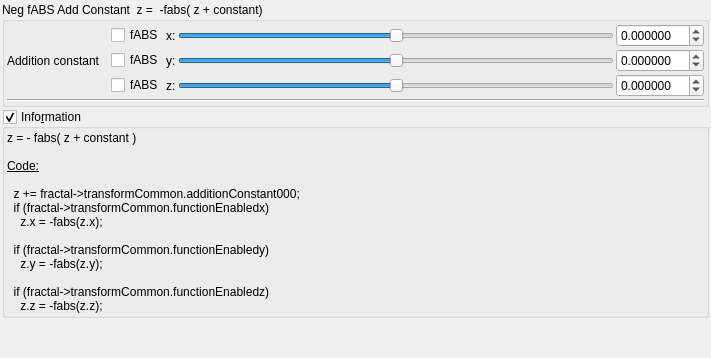
The window that mandelbulber2/qt_data/fractal_transf_neg_fabs_add_constant.ui (buddhi1980/mandelbulber2) describes before a commit, drawn with Qt 5.
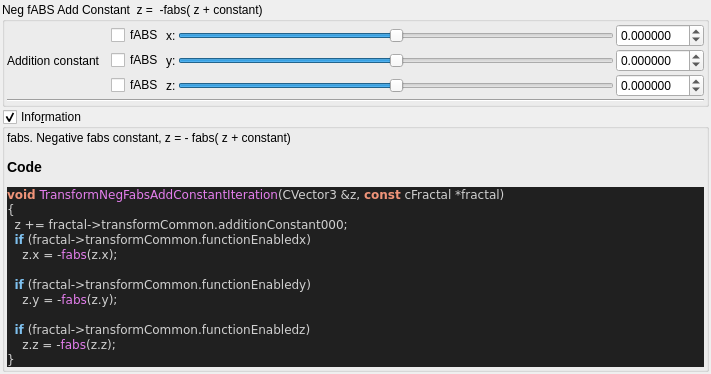
The same window after the commit. Custom widgets are drawn as their Qt base class.

Commit message:
added all transforms information boxes
now all formulas can be parsed.

@buddhi do you got a reference for Xenodreambuie formula?

What changed in the file:
```diff
--- a/mandelbulber2/qt_data/fractal_transf_neg_fabs_add_constant.ui
+++ b/mandelbulber2/qt_data/fractal_transf_neg_fabs_add_constant.ui
@@ -296,23 +296,33 @@
       <item>
        <widget class="QLabel" name="label_4">
         <property name="text">
-         <string>&lt;!DOCTYPE HTML PUBLIC &quot;-//W3C//DTD HTML 4.0//EN&quot; &quot;http://www.w3.org/TR/REC-html40/strict.dtd&quot;&gt;
-&lt;html&gt;&lt;head&gt;&lt;meta name=&quot;qrichtext&quot; content=&quot;1&quot; /&gt;&lt;style type=&quot;text/css&quot;&gt;
-p, li { white-space: pre-wrap; }
-&lt;/style&gt;&lt;/head&gt;&lt;body&gt;
-&lt;p style=&quot; margin-top:0px; margin-bottom:0px; margin-left:0px; margin-right:0px; -qt-block-indent:0; text-indent:0px;&quot;&gt;z = - fabs( z + constant )&lt;/p&gt;
-&lt;p style=&quot;-qt-paragraph-type:empty; margin-top:0px; margin-bottom:0px; margin-left:0px; margin-right:0px; -qt-block-indent:0; text-indent:0px;&quot;&gt;&lt;br /&gt;&lt;/p&gt;
-&lt;p style=&quot; margin-top:0px; margin-bottom:0px; margin-left:0px; margin-right:0px; -qt-block-indent:0; text-indent:0px;&quot;&gt;&lt;span style=&quot; text-decoration: underline;&quot;&gt;Code:&lt;/span&gt;&lt;/p&gt;
-&lt;p style=&quot;-qt-paragraph-type:empty; margin-top:0px; margin-bottom:0px; margin-left:0px; margin-right:0px; -qt-block-indent:0; text-indent:0px; text-decoration: underline;&quot;&gt;&lt;br /&gt;&lt;/p&gt;
-&lt;p style=&quot; margin-top:0px; margin-bottom:0px; margin-left:0px; margin-right:0px; -qt-block-indent:0; text-indent:0px;&quot;&gt;  z += fractal-&amp;gt;transformCommon.additionConstant000;&lt;/p&gt;
-&lt;p style=&quot; margin-top:0px; margin-bottom:0px; margin-left:0px; margin-right:0px; -qt-block-indent:0; text-indent:0px;&quot;&gt;  if (fractal-&amp;gt;transformCommon.functionEnabledx)&lt;/p&gt;
-&lt;p style=&quot; margin-top:0px; margin-bottom:0px; margin-left:0px; margin-right:0px; -qt-block-indent:0; text-indent:0px;&quot;&gt;    z.x = -fabs(z.x);&lt;/p&gt;
-&lt;p style=&quot;-qt-paragraph-type:empty; margin-top:0px; margin-bottom:0px; margin-left:0px; margin-right:0px; -qt-block-indent:0; text-indent:0px;&quot;&gt;&lt;br /&gt;&lt;/p&gt;
-&lt;p style=&quot; margin-top:0px; margin-bottom:0px; margin-left:0px; margin-right:0px; -qt-block-indent:0; text-indent:0px;&quot;&gt;  if (fractal-&amp;gt;transformCommon.functionEnabledy)&lt;/p&gt;
-&lt;p style=&quot; margin-top:0px; margin-bottom:0px; margin-left:0px; margin-right:0px; -qt-block-indent:0; text-indent:0px;&quot;&gt;    z.y = -fabs(z.y);&lt;/p&gt;
-&lt;p style=&quot;-qt-paragraph-type:empty; margin-top:0px; margin-bottom:0px; margin-left:0px; margin-right:0px; -qt-block-indent:0; text-indent:0px;&quot;&gt;&lt;br /&gt;&lt;/p&gt;
-&lt;p style=&quot; margin-top:0px; margin-bottom:0px; margin-left:0px; margin-right:0px; -qt-block-indent:0; text-indent:0px;&quot;&gt;  if (fractal-&amp;gt;transformCommon.functionEnabledz)&lt;/p&gt;
-&lt;p style=&quot; margin-top:0px; margin-bottom:0px; margin-left:0px; margin-right:0px; -qt-block-indent:0; text-indent:0px;&quot;&gt;    z.z = -fabs(z.z);&lt;/p&gt;&lt;/body&gt;&lt;/html&gt;</string>
+         <string>&lt;p&gt;fabs.  Negative fabs constant,  z = - fabs( z + constant)&lt;/p&gt;&lt;table&gt;
+&lt;/table&gt;
+&lt;h3&gt;Code&lt;/h3&gt;
+&lt;!DOCTYPE HTML PUBLIC &quot;-//W3C//DTD HTML 4.0 Transitional//EN&quot;&gt;
+&lt;html&gt;
+&lt;head&gt;
+&lt;meta http-equiv=&quot;content-type&quot; content=&quot;text/html; charset=ISO-8859-1&quot;&gt;
+&lt;title&gt;Source file&lt;/title&gt;
+&lt;/head&gt;
+&lt;body style=&quot;background-color:#202020&quot;&gt;
+&lt;pre style=&quot;color:#d0d0d0; background-color:#202020;  font-family:'Courier New';&quot;&gt;&lt;span style=&quot;color:#f09479; font-weight:bold&quot;&gt;void&lt;/span&gt; &lt;span style=&quot;color:#e47eed&quot;&gt;TransformNegFabsAddConstantIteration&lt;/span&gt;&lt;span style=&quot;color:#d0d0d0&quot;&gt;(&lt;/span&gt;CVector3 &lt;span style=&quot;color:#d0d0d0&quot;&gt;&amp;amp;&lt;/span&gt;z&lt;span style=&quot;color:#d0d0d0&quot;&gt;,&lt;/span&gt; &lt;span style=&quot;color:#f09479; font-weight:bold&quot;&gt;const&lt;/span&gt; cFractal &lt;span style=&quot;color:#d0d0d0&quot;&gt;*&lt;/span&gt;fractal&lt;span style=&quot;color:#d0d0d0&quot;&gt;)&lt;/span&gt;
+&lt;span style=&quot;color:#d0d0d0&quot;&gt;{&lt;/span&gt;
+  z &lt;span style=&quot;color:#d0d0d0&quot;&gt;+=&lt;/span&gt; fractal&lt;span style=&quot;color:#d0d0d0&quot;&gt;-&amp;gt;&lt;/span&gt;transformCommon&lt;span style=&quot;color:#d0d0d0&quot;&gt;.&lt;/span&gt;additionConstant000&lt;span style=&quot;color:#d0d0d0&quot;&gt;;&lt;/span&gt;
+  &lt;span style=&quot;color:#7ec0ee; font-weight:bold&quot;&gt;if&lt;/span&gt; &lt;span style=&quot;color:#d0d0d0&quot;&gt;(&lt;/span&gt;fractal&lt;span style=&quot;color:#d0d0d0&quot;&gt;-&amp;gt;&lt;/span&gt;transformCommon&lt;span style=&quot;color:#d0d0d0&quot;&gt;.&lt;/span&gt;functionEnabledx&lt;span style=&quot;color:#d0d0d0&quot;&gt;)&lt;/span&gt;
+    z&lt;span style=&quot;color:#d0d0d0&quot;&gt;.&lt;/span&gt;x &lt;span style=&quot;color:#d0d0d0&quot;&gt;= -&lt;/span&gt;&lt;span style=&quot;color:#e47eed&quot;&gt;fabs&lt;/span&gt;&lt;span style=&quot;color:#d0d0d0&quot;&gt;(&lt;/span&gt;z&lt;span style=&quot;color:#d0d0d0&quot;&gt;.&lt;/span&gt;x&lt;span style=&quot;color:#d0d0d0&quot;&gt;);&lt;/span&gt;
+
+  &lt;span style=&quot;color:#7ec0ee; font-weight:bold&quot;&gt;if&lt;/span&gt; &lt;span style=&quot;color:#d0d0d0&quot;&gt;(&lt;/span&gt;fractal&lt;span style=&quot;color:#d0d0d0&quot;&gt;-&amp;gt;&lt;/span&gt;transformCommon&lt;span style=&quot;color:#d0d0d0&quot;&gt;.&lt;/span&gt;functionEnabledy&lt;span style=&quot;color:#d0d0d0&quot;&gt;)&lt;/span&gt;
+    z&lt;span style=&quot;color:#d0d0d0&quot;&gt;.&lt;/span&gt;y &lt;span style=&quot;color:#d0d0d0&quot;&gt;= -&lt;/span&gt;&lt;span style=&quot;color:#e47eed&quot;&gt;fabs&lt;/span&gt;&lt;span style=&quot;color:#d0d0d0&quot;&gt;(&lt;/span&gt;z&lt;span style=&quot;color:#d0d0d0&quot;&gt;.&lt;/span&gt;y&lt;span style=&quot;color:#d0d0d0&quot;&gt;);&lt;/span&gt;
+
+  &lt;span style=&quot;color:#7ec0ee; font-weight:bold&quot;&gt;if&lt;/span&gt; &lt;span style=&quot;color:#d0d0d0&quot;&gt;(&lt;/span&gt;fractal&lt;span style=&quot;color:#d0d0d0&quot;&gt;-&amp;gt;&lt;/span&gt;transformCommon&lt;span style=&quot;color:#d0d0d0&quot;&gt;.&lt;/span&gt;functionEnabledz&lt;span style=&quot;color:#d0d0d0&quot;&gt;)&lt;/span&gt;
+    z&lt;span style=&quot;color:#d0d0d0&quot;&gt;.&lt;/span&gt;z &lt;span style=&quot;color:#d0d0d0&quot;&gt;= -&lt;/span&gt;&lt;span style=&quot;color:#e47eed&quot;&gt;fabs&lt;/span&gt;&lt;span style=&quot;color:#d0d0d0&quot;&gt;(&lt;/span&gt;z&lt;span style=&quot;color:#d0d0d0&quot;&gt;.&lt;/span&gt;z&lt;span style=&quot;color:#d0d0d0&quot;&gt;);&lt;/span&gt;
+&lt;span style=&quot;color:#d0d0d0&quot;&gt;}&lt;/span&gt;
+&lt;/pre&gt;
+&lt;/body&gt;
+&lt;/html&gt;
+&lt;!--HTML generated by highlight 3.9, http://www.andre-simon.de/--&gt;
+</string>
         </property>
         <property name="wordWrap">
          <bool>true</bool>
```
Left out of the diff: 2 changed lines with no effect on the pictures. The commit also changes 75 other files.
